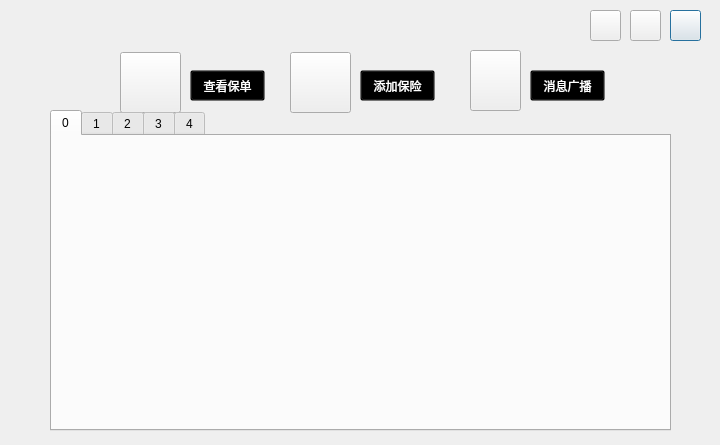
Before: the Qt Designer form manageroper.ui in xurongchen/CIP, drawn with Qt 5.
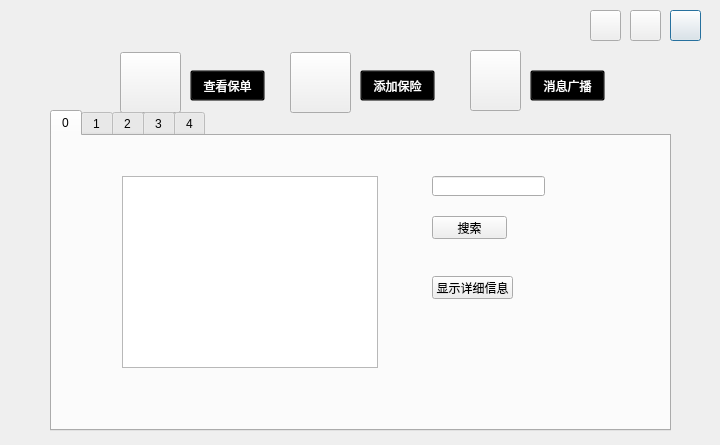
After: the same form once the commit is applied. The open tabs and pages were chosen to show the change. Icons and pictures are not drawn.

Commit message: add Insurance and show policy

The edit to the form file:
```diff
--- a/manageroper.ui
+++ b/manageroper.ui
@@ -170,6 +170,52 @@
     <attribute name="title">
      <string>0</string>
     </attribute>
+    <widget class="QTableView" name="TVInsurance">
+     <property name="geometry">
+      <rect>
+       <x>70</x>
+       <y>40</y>
+       <width>256</width>
+       <height>192</height>
+      </rect>
+     </property>
+    </widget>
+    <widget class="QPushButton" name="pushButton">
+     <property name="geometry">
+      <rect>
+       <x>380</x>
+       <y>80</y>
+       <width>75</width>
+       <height>23</height>
+      </rect>
+     </property>
+     <property name="text">
+      <string>搜索</string>
+     </property>
+    </widget>
+    <widget class="QPushButton" name="pushButton_2">
+     <property name="geometry">
+      <rect>
+       <x>380</x>
+       <y>140</y>
+       <width>81</width>
+       <height>23</height>
+      </rect>
+     </property>
+     <property name="text">
+      <string>显示详细信息</string>
+     </property>
+    </widget>
+    <widget class="QLineEdit" name="lineEdit">
+     <property name="geometry">
+      <rect>
+       <x>380</x>
+       <y>40</y>
+       <width>113</width>
+       <height>20</height>
+      </rect>
+     </property>
+    </widget>
    </widget>
    <widget class="QWidget" name="tab_4">
     <attribute name="title">
```
Left out of the diff: 2 changed lines with no effect on the pictures. The commit also changes 8 other files.
